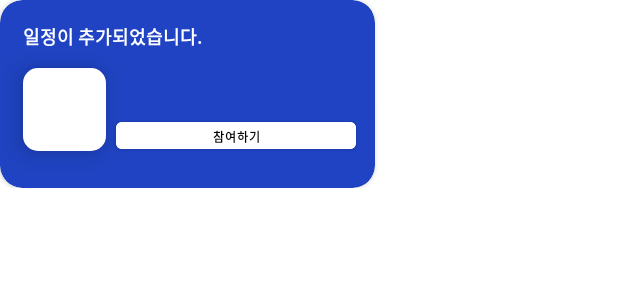
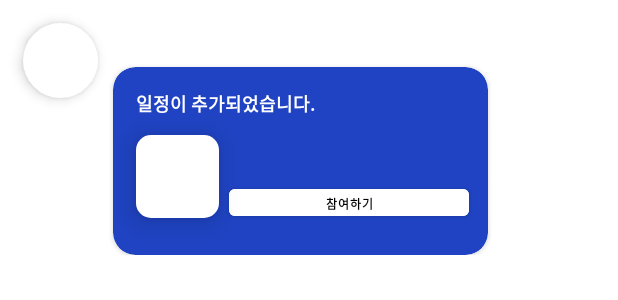
Before and after one commit to DSM-JAVA-PROJECT/Project-Flow_Android, an Android app: the layout chat_plan_item_other.xml on its own in the app's theme, with its tools: preview values and no code run, on a phone screen of 412 x 824 dp. Shown: the top 300 px of the screen. Run offline under Robolectric (Android 15) with nearby library versions, the phone set to English and light mode, and no system bars; network calls fail.

Commit message:
[STYLE] Plan item ui profile add

```diff
--- a/app/src/main/res/layout/chat_plan_item_other.xml
+++ b/app/src/main/res/layout/chat_plan_item_other.xml
@@ -4,15 +4,39 @@
     android:layout_height="wrap_content"
     xmlns:app="http://schemas.android.com/apk/res-auto">
 
+    <ImageView
+        android:id="@+id/chat_other_profile_iv"
+        android:layout_width="50dp"
+        android:layout_height="50dp"
+        android:layout_margin="15dp"
+        android:background="@drawable/profile_radius"
+        android:elevation="5dp"
+        app:layout_constraintStart_toStartOf="parent"
+        app:layout_constraintTop_toTopOf="parent" />
+
+    <TextView
+        android:id="@+id/chat_other_name_tv"
+        android:layout_width="wrap_content"
+        android:layout_height="wrap_content"
+        android:layout_marginTop="20dp"
+        android:layout_marginStart="10dp"
+        android:textColor="@color/black"
+        android:fontFamily="@font/font_roboto_regular"
+        app:layout_constraintStart_toEndOf="@+id/chat_other_profile_iv"
+        app:layout_constraintTop_toTopOf="parent" />
+
+
     <androidx.cardview.widget.CardView
         android:id="@+id/cardView2"
         android:layout_width="250dp"
         android:layout_height="125dp"
+        android:layout_marginStart="10dp"
+        android:layout_marginTop="5dp"
         android:backgroundTint="@color/color_flow"
         app:cardCornerRadius="15dp"
         app:layout_constraintBottom_toBottomOf="parent"
-        app:layout_constraintStart_toStartOf="parent"
-        app:layout_constraintTop_toTopOf="parent">
+        app:layout_constraintStart_toEndOf="@+id/chat_other_profile_iv"
+        app:layout_constraintTop_toBottomOf="@+id/chat_other_name_tv">
 
         <TextView
             android:layout_width="wrap_content"
```
